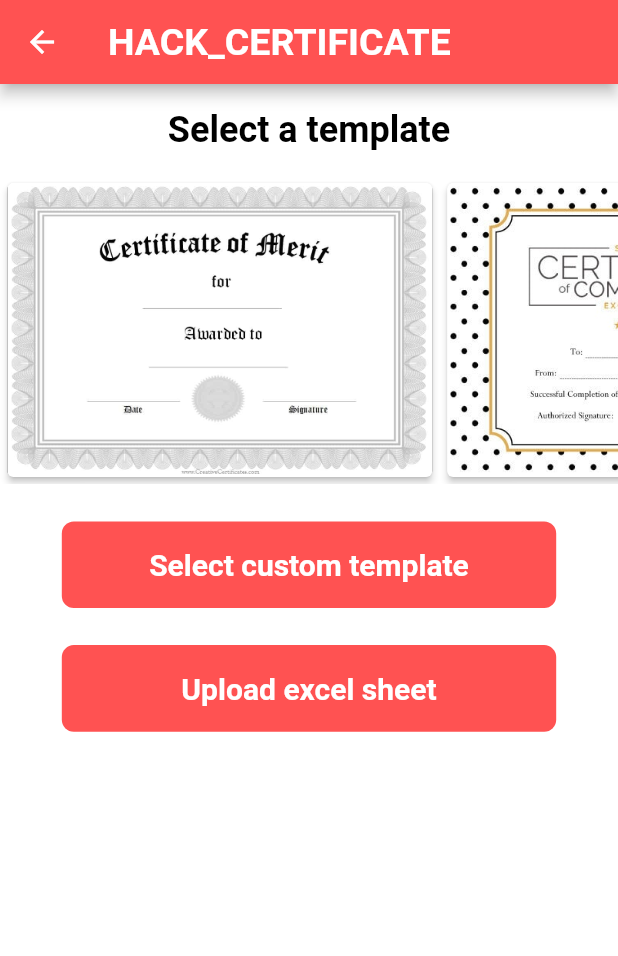
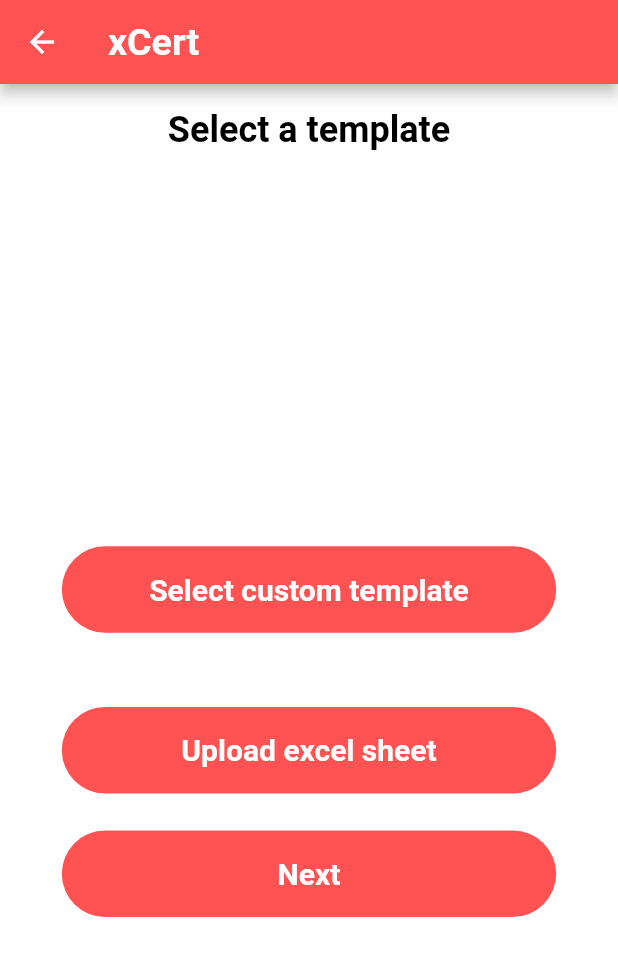
Before and after one commit to Shivansh187/VIT-Hack_Impostors, a Flutter app: the UploadFileOption screen opened directly, after a tap on "Upload excel sheet", on a phone screen of 412 x 824 dp. Shown: the top 956 px of the screen. Run offline on Flutter 3.47's test engine with Material 2 defaults, Android fonts, the phone set to English and light mode, and no system bars; our stand-ins replace file_picker, firebase_auth, firebase_core, gallery_saver, image_gallery_saver; missing offline and left inert: excel, image_downloader, save_in_gallery; accounts and stored records are empty.

Commit message:
final conversion is possible

```diff
--- a/App/vit_hack_certificate/lib/constants.dart
+++ b/App/vit_hack_certificate/lib/constants.dart
@@ -2,3 +2,4 @@ import 'package:flutter/material.dart';
 
 const Color kAppBackgroundColour = Color(0xFF253A4B);
 const Color kLoginButtonColour = Color(0xFFFF5252);
+const String kAppName = 'xCert';
--- a/App/vit_hack_certificate/lib/screens/initial_page.dart
+++ b/App/vit_hack_certificate/lib/screens/initial_page.dart
@@ -32,7 +32,7 @@ class LoginOrRegister extends StatelessWidget {
                 // Container to store name of the app
                 Container(
                   child: Text(
-                    'HACK_CERTIFICATE',
+                    kAppName,
                     style:
                         TextStyle(fontSize: 30.0, fontWeight: FontWeight.bold),
                   ),
--- a/App/vit_hack_certificate/lib/screens/upload_file.dart
+++ b/App/vit_hack_certificate/lib/screens/upload_file.dart
@@ -1,33 +1,35 @@
 import 'package:flutter/material.dart';
 import 'package:vit_hack_certificate/constants.dart';
 import 'package:file_picker/file_picker.dart';
+import 'package:vit_hack_certificate/screens/cerificate_creation.dart';
 import '../constants.dart';
 import 'dart:io';
 import 'package:excel/excel.dart';
+
 class UploadFileOption extends StatefulWidget {
   @override
   _UploadFileOptionState createState() => _UploadFileOptionState();
 }
-List template=[
-  "certificate1.jpg",
-  "certificate2.jpg"
-];
+
+List template = ["certificate1.jpg", "certificate2.jpg"];
 
 String selected;
+String image_path; //contains image which will be the template
 int i;
-String custom_temp;
+String custom_temp = null;
 String sheet;
+
 class _UploadFileOptionState extends State<UploadFileOption> {
-  List name=[];
-  List project=[];
-  List position=[];
-  List select=List.filled(template.length,false);
+  List<String> name = <String>[''];
+  List<String> project = <String>[''];
+  List<String> position = <String>[''];
+  List select = List.filled(template.length, false);
   @override
   Widget build(BuildContext context) {
     return Scaffold(
       appBar: AppBar(
         title: Text(
-          'HACK_CERTIFICATE',
+          kAppName,
           style: TextStyle(fontSize: 25.0, fontWeight: FontWeight.bold),
         ),
         backgroundColor: kLoginButtonColour,
@@ -36,7 +38,9 @@ class _UploadFileOptionState extends State<UploadFileOption> {
       body: SingleChildScrollView(
         child: Column(
           children: [
-            SizedBox(height: MediaQuery.of(context).size.height*0.02,),
+            SizedBox(
+              height: MediaQuery.of(context).size.height * 0.02,
+            ),
             Text(
               "Select a template",
               style: TextStyle(
@@ -45,70 +49,31 @@ class _UploadFileOptionState extends State<UploadFileOption> {
                 fontWeight: FontWeight.bold,
               ),
             ),
-            SizedBox(height: MediaQuery.of(context).size.height*0.02,),
-            Container(
-              height: MediaQuery.of(context).size.height*0.25,
-              child: ListView.builder(
-                  scrollDirection: Axis.horizontal,
-                  shrinkWrap: true,
-                  itemCount: template.length,
-                  itemBuilder: (context,index){
-                    return GestureDetector(
-                      onTap: (){//to detect when card is selected
-                        setState(() {
-                          select[index]=!select[index];
-                          if(select[index])
-                            selected=template[index];//contains selected image
-                          else if(select[index]==false)
-                            selected=null;
-                          for(i=0;i<select.length;i++)
-                            {
-                              if(i==index)//to ensure only one template is selected
-                                  continue;
-                              select[i]=false;
-                            }
-                          print(select[index]);
-                          print(selected);
-                        });
-                      },
-                      child:Card(
-                        semanticContainer: true,
-                        clipBehavior: Clip.antiAliasWithSaveLayer,//to display the templates
-                        child: Image.asset(
-                          'images/${template[index]}',
-                          fit: BoxFit.fill,
+            SizedBox(
+              height: MediaQuery.of(context).size.height * 0.32,
             ),
-                        shape: select[index]
-                            ? new RoundedRectangleBorder(
-                            side: new BorderSide(color: Colors.blue, width: 2.0),
-                            borderRadius: BorderRadius.circular(4.0))
-                            : new RoundedRectangleBorder(
-                            side: new BorderSide(color: Colors.white, width: 2.0),
-                            borderRadius: BorderRadius.circular(4.0)),
-                        elevation: 2,
-                        margin: EdgeInsets.all(5),
-                      )
-                    );
-                  }
-              ),
-            ),
-            SizedBox(height: MediaQuery.of(context).size.height*0.03,),
             Center(
               child: Container(
-                height: MediaQuery.of(context).size.height*0.07,
-                width:MediaQuery.of(context).size.width*0.8,
+                height: MediaQuery.of(context).size.height * 0.07,
+                width: MediaQuery.of(context).size.width * 0.8,
                 child: FlatButton(
                   onPressed: () async {
-                    FilePickerResult templatePath = await FilePicker.platform.pickFiles(
+                    FilePickerResult templatePath =
+                        await FilePicker.platform.pickFiles(
                       type: FileType.image,
                     );
                     setState(() {
-                      custom_temp=templatePath.files.single.path;//contains the path of custom template
+                      selected = null;
+                      for (i = 0; i < select.length; i++) {
+                        select[i] = false;
+                      }
+                      custom_temp = templatePath.files.single
+                          .path; //contains the path of custom template
                     });
                     print(custom_temp);
                   },
                   shape: RoundedRectangleBorder(
-                    borderRadius: BorderRadius.circular(8),
+                    borderRadius: BorderRadius.circular(40.0),
                   ),
                   color: Colors.redAccent,
                   child: Container(
@@ -121,19 +86,42 @@ class _UploadFileOptionState extends State<UploadFileOption> {
                 ),
               ),
             ),
-            SizedBox(height: MediaQuery.of(context).size.height*0.03,),
+            SizedBox(
+              height: MediaQuery.of(context).size.height * 0.03,
+            ),
+            custom_temp != null
+                ? Container(
+                    height: MediaQuery.of(context).size.height * 0.2,
+                    width: MediaQuery.of(context).size.width * 0.7,
+                    child: Image.file(File(custom_temp)),
+                  )
+                : Container(
+                    height: 0,
+                    width: 0,
+                  ),
+            SizedBox(
+              height: MediaQuery.of(context).size.height * 0.03,
+            ),
             Center(
               child: Container(
-                height: MediaQuery.of(context).size.height*0.07,
-                width:MediaQuery.of(context).size.width*0.8,
+                height: MediaQuery.of(context).size.height * 0.07,
+                width: MediaQuery.of(context).size.width * 0.8,
                 child: FlatButton(
                   onPressed: () async {
-                    FilePickerResult sheetPath = await FilePicker.platform.pickFiles(
+                    print(selected);
+                    print(custom_temp);
+                    if (selected == null && custom_temp == null) {
+                      print("Something");
+                    } else {
+                      FilePickerResult sheetPath =
+                          await FilePicker.platform.pickFiles(
                         type: FileType.custom,
                         allowedExtensions: ['xlsx'],
                       );
                       setState(() {
-                      sheet=sheetPath.files.single.path;//contains the path of excel sheet
+                        selected = null;
+                        sheet = sheetPath.files.single
+                            .path; //contains the path of excel sheet
                       });
                       print(sheet);
                       var bytes = File(sheet).readAsBytesSync();
@@ -145,17 +133,28 @@ class _UploadFileOptionState extends State<UploadFileOption> {
                         print(excel.tables[detail].maxCols);
                         print(excel.tables[detail].maxRows);
                         for (var row in excel.tables[detail].rows) {
-                        name.add(row[0]);//Contains name of participants
-                        project.add(row[1]);//Contains name of project
-                        position.add(row[2]);//Contains position
+                          name.add(row[0]); //Contains name of participants
+                          project.add(row[1]); //Contains name of project
+                          position.add(row[2]); //Contains position
                         }
                       }
+                      name.removeAt(0);
+                      project.removeAt(0);
+                      position.removeAt(0);
                       print(name);
                       print(project);
                       print(position);
+                      if (custom_temp == null) {
+                        image_path = "images/" + selected;
+                      } else {
+                        image_path = custom_temp;
+                      }
+                      print(
+                          image_path); //contains the image which will finally act as the template
+                    }
                   },
                   shape: RoundedRectangleBorder(
-                    borderRadius: BorderRadius.circular(8),
+                    borderRadius: BorderRadius.circular(40.0),
                   ),
                   color: Colors.redAccent,
                   child: Container(
@@ -168,6 +167,41 @@ class _UploadFileOptionState extends State<UploadFileOption> {
                 ),
               ),
             ),
+            SizedBox(
+              height: MediaQuery.of(context).size.height * 0.03,
+            ),
+            // Button to go onto the next page to view the certificate
+            Container(
+              height: MediaQuery.of(context).size.height * 0.07,
+              width: MediaQuery.of(context).size.width * 0.8,
+              child: FlatButton(
+                onPressed: () {
+                  print("Name $name");
+                  print("project $project");
+                  print("position $position");
+                  Navigator.push(
+                    context,
+                    MaterialPageRoute(
+                      builder: (context) => CertificateDisplay(
+                        name: name,
+                        project: project,
+                        position: position,
+                      ),
+                    ),
+                  );
+                },
+                shape: RoundedRectangleBorder(
+                  borderRadius: BorderRadius.circular(40.0),
+                ),
+                color: Colors.redAccent,
+                child: Container(
+                  child: Text(
+                    "Next",
+                    style: TextStyle(fontSize: 20, fontWeight: FontWeight.bold),
+                  ),
+                ),
+              ),
+            )
           ],
         ),
       ),
```
Also changed, not shown: App/vit_hack_certificate/lib/screens/cerificate_creation.dart (added, +165 -0 lines), App/vit_hack_certificate/lib/screens/utils.dart (added, +19 -0 lines), App/vit_hack_certificate/lib/screens/widget_to_image.dart (added, +20 -0 lines), App/vit_hack_certificate/pubspec.yaml (+7 -0 lines), App/vit_hack_certificate/images/display.jpg (added), App/vit_hack_certificate/images/original.PNG (added), App/vit_hack_certificate/pubspec.lock, 2 other files. Lines whose indentation alone changed are shown as unchanged.
